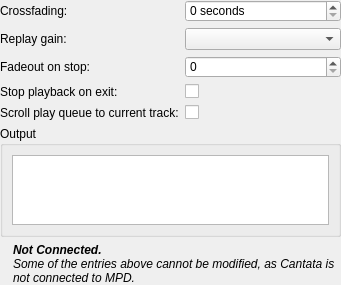
Old version of the form gui/playbacksettings.ui in the repository polpo/cantata-mac.
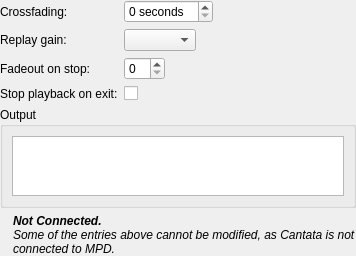
New version of the form.

Commit message: Re-organise interface settings

What changed in the file:
```diff
--- a/gui/playbacksettings.ui
+++ b/gui/playbacksettings.ui
@@ -6,8 +6,8 @@
    <rect>
     <x>0</x>
     <y>0</y>
-    <width>341</width>
-    <height>285</height>
+    <width>356</width>
+    <height>256</height>
    </rect>
   </property>
   <property name="windowTitle">
@@ -19,6 +19,9 @@
    </property>
    <item row="0" column="0" colspan="2">
     <layout class="QFormLayout" name="formLayout_2">
+     <property name="fieldGrowthPolicy">
+      <enum>QFormLayout::ExpandingFieldsGrow</enum>
+     </property>
      <item row="0" column="0">
       <widget class="QLabel" name="crossfadingLabel">
        <property name="text">
@@ -78,19 +81,6 @@
      <item row="3" column="1">
       <widget class="QCheckBox" name="stopOnExit"/>
      </item>
-     <item row="4" column="0">
-      <widget class="QLabel" name="scrollPlayQueueLabel">
-       <property name="text">
-        <string>Scroll play queue to current track:</string>
-       </property>
-       <property name="buddy">
-        <cstring>scrollPlayQueue</cstring>
-       </property>
-      </widget>
-     </item>
-     <item row="4" column="1">
-      <widget class="QCheckBox" name="scrollPlayQueue"/>
-     </item>
     </layout>
    </item>
    <item row="1" column="0" colspan="2">
```
The commit also changes 6 other files.
